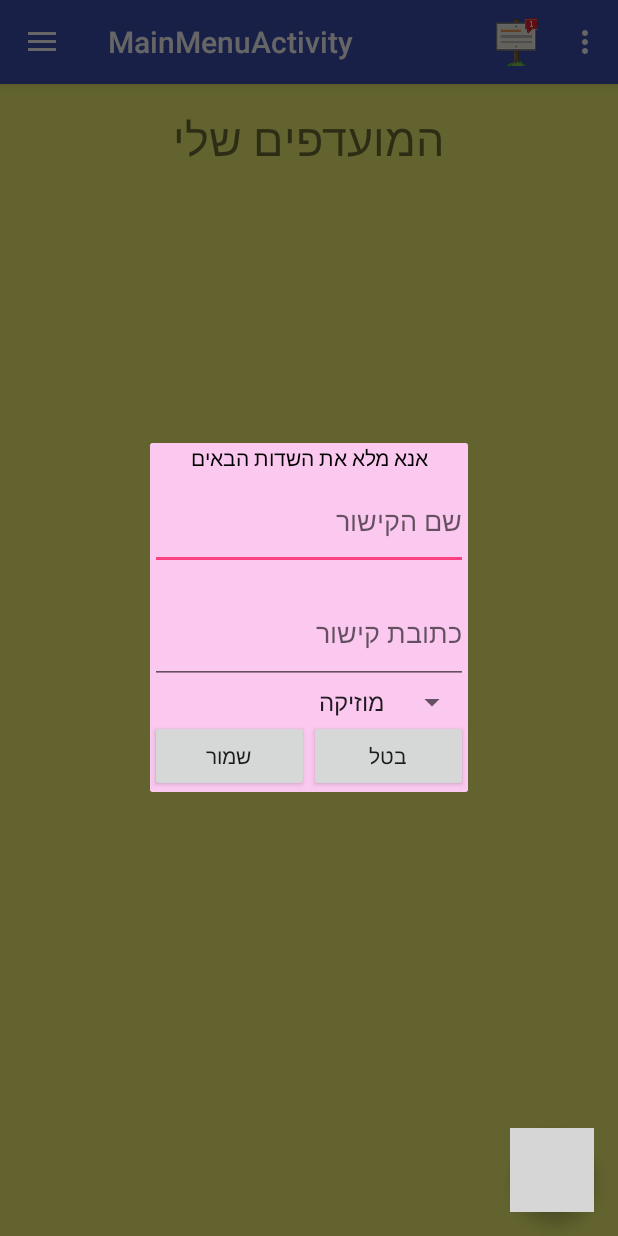
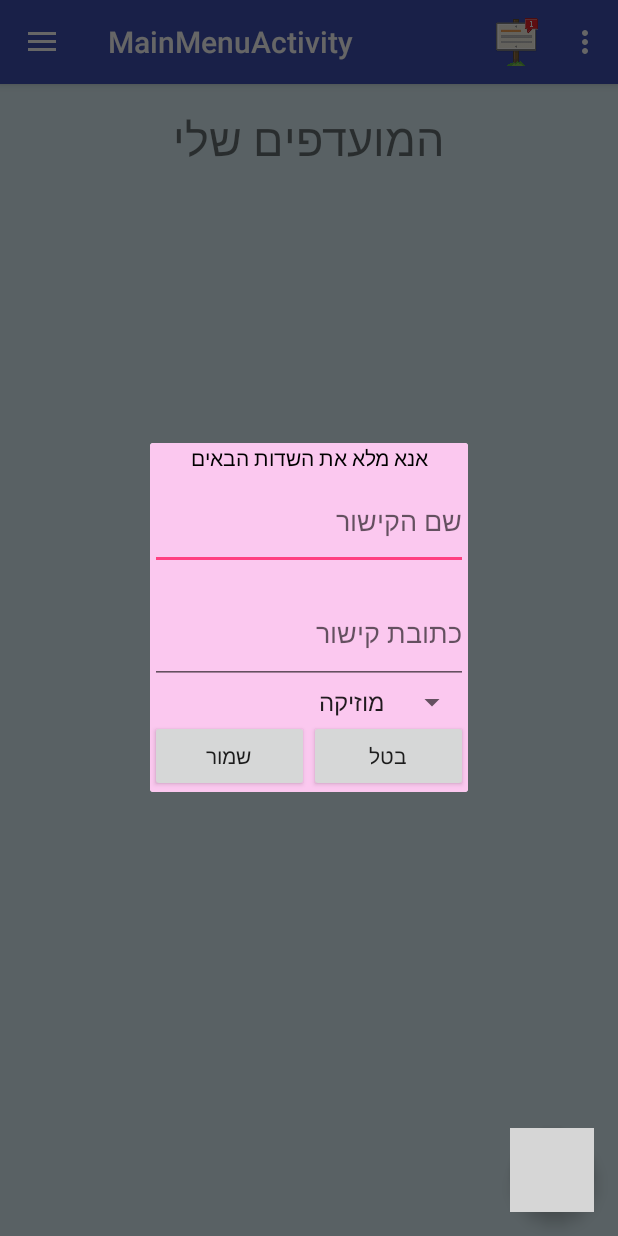
Before and after one commit to leacohen/YADLEDOR, an Android app: the MainMenuActivity screen opened directly, with no data from a screen before it, after a tap on an icon or button, on a phone screen of 412 x 824 dp. Run offline under Robolectric (Android 15) with nearby library versions, the phone set to English and light mode, and no system bars; libraries missing offline, so code that uses them is left out: com.firebase.client; 4 statements that could not run were skipped; grey boxes are pictures that could not be loaded.

Commit message:
Some layout improve
- changed background color
- changed main menu layout

```diff
--- a/Android App/app/src/main/res/layout/app_bar_main_menu.xml
+++ b/Android App/app/src/main/res/layout/app_bar_main_menu.xml
@@ -6,8 +6,7 @@
     android:layout_height="match_parent"
     android:fitsSystemWindows="true"
     tools:context=".Activities.MainMenuActivity"
-    android:backgroundTint="#f6f975"
-    android:background="#f6f975">
+    android:background="#96cef0fc">
 
     <android.support.design.widget.AppBarLayout
         android:layout_width="match_parent"
--- a/Android App/app/src/main/res/layout/content_main_menu.xml
+++ b/Android App/app/src/main/res/layout/content_main_menu.xml
@@ -1,5 +1,5 @@
 <?xml version="1.0" encoding="utf-8"?>
-<RelativeLayout xmlns:android="http://schemas.android.com/apk/res/android"
+<LinearLayout xmlns:android="http://schemas.android.com/apk/res/android"
     xmlns:app="http://schemas.android.com/apk/res-auto"
     xmlns:tools="http://schemas.android.com/tools"
     android:layout_width="match_parent"
@@ -10,14 +10,9 @@
     android:paddingTop="@dimen/activity_vertical_margin"
     app:layout_behavior="@string/appbar_scrolling_view_behavior"
     tools:context=".Activities.MainMenuActivity"
-    tools:showIn="@layout/app_bar_main_menu">
-
-    <ListView
-        android:layout_width="wrap_content"
-        android:layout_height="wrap_content"
-        android:id="@+id/listView"
-        android:layout_centerVertical="true"
-        android:layout_centerHorizontal="true" />
+    tools:showIn="@layout/app_bar_main_menu"
+    android:gravity="center_horizontal"
+    android:orientation="vertical">
 
     <TextView
         android:layout_width="match_parent"
@@ -28,4 +23,11 @@
         android:layout_alignParentEnd="true"
         android:textAlignment="center"
         android:textSize="30dp" />
-</RelativeLayout>
+
+    <ListView
+        android:layout_width="wrap_content"
+        android:layout_height="wrap_content"
+        android:id="@+id/listView"
+        android:layout_centerVertical="true"
+        android:layout_centerHorizontal="true" />
+</LinearLayout>
```
